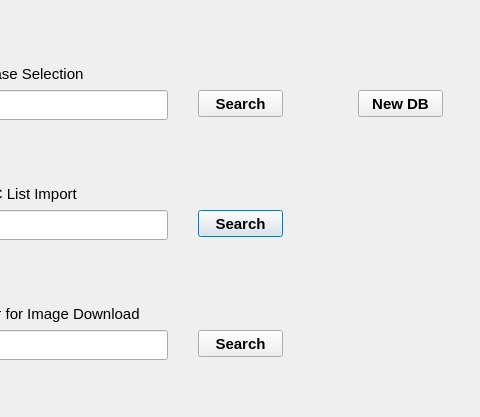
Above: gui_data/frm_settings.ui from kowmang/Eqsl_Program before the change; both pictures show x 172 to 652 and y 0 to 417 of the 800 by 596 pixel window. Below: the same form after it.
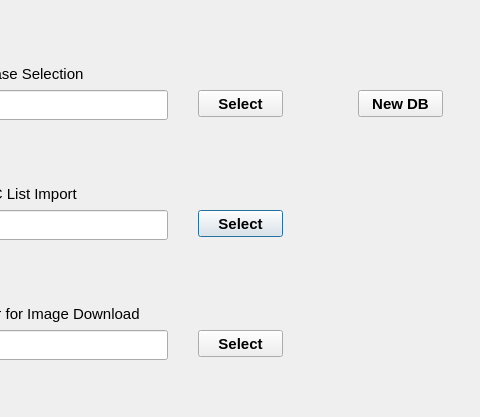
That is the form after the change.

Commit message: updated search to select button

Diff of the .ui file:
```diff
--- a/gui_data/frm_settings.ui
+++ b/gui_data/frm_settings.ui
@@ -50,7 +50,7 @@
     </font>
    </property>
    <property name="text">
-    <string>Search</string>
+    <string>Select</string>
    </property>
   </widget>
   <widget class="QPushButton" name="btn_reset_db">
@@ -143,7 +143,7 @@
     </font>
    </property>
    <property name="text">
-    <string>Search</string>
+    <string>Select</string>
    </property>
   </widget>
   <widget class="QLabel" name="lb_dxcc_list_import">
@@ -198,7 +198,7 @@
     </font>
    </property>
    <property name="text">
-    <string>Search</string>
+    <string>Select</string>
    </property>
   </widget>
   <widget class="QLineEdit" name="le_downloadfolder_image">
```
Left out of the diff: 4 changed lines with no effect on the pictures. The commit also changes 1 other file.
